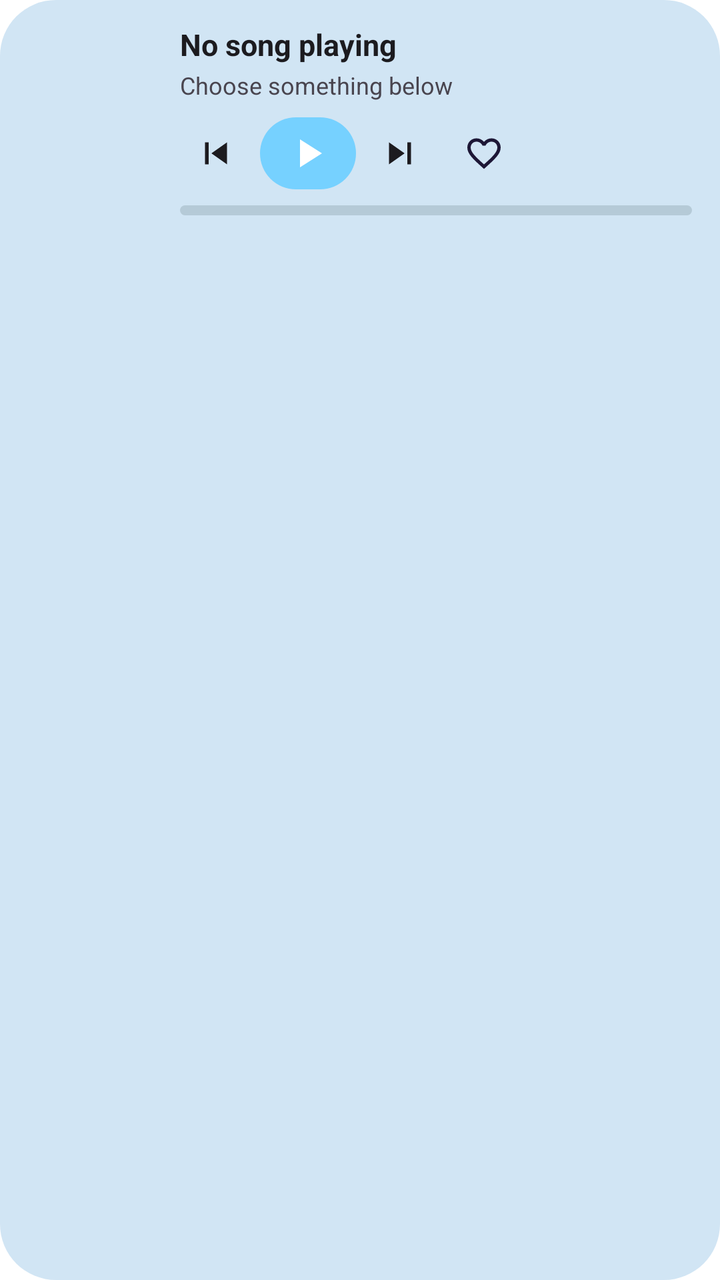
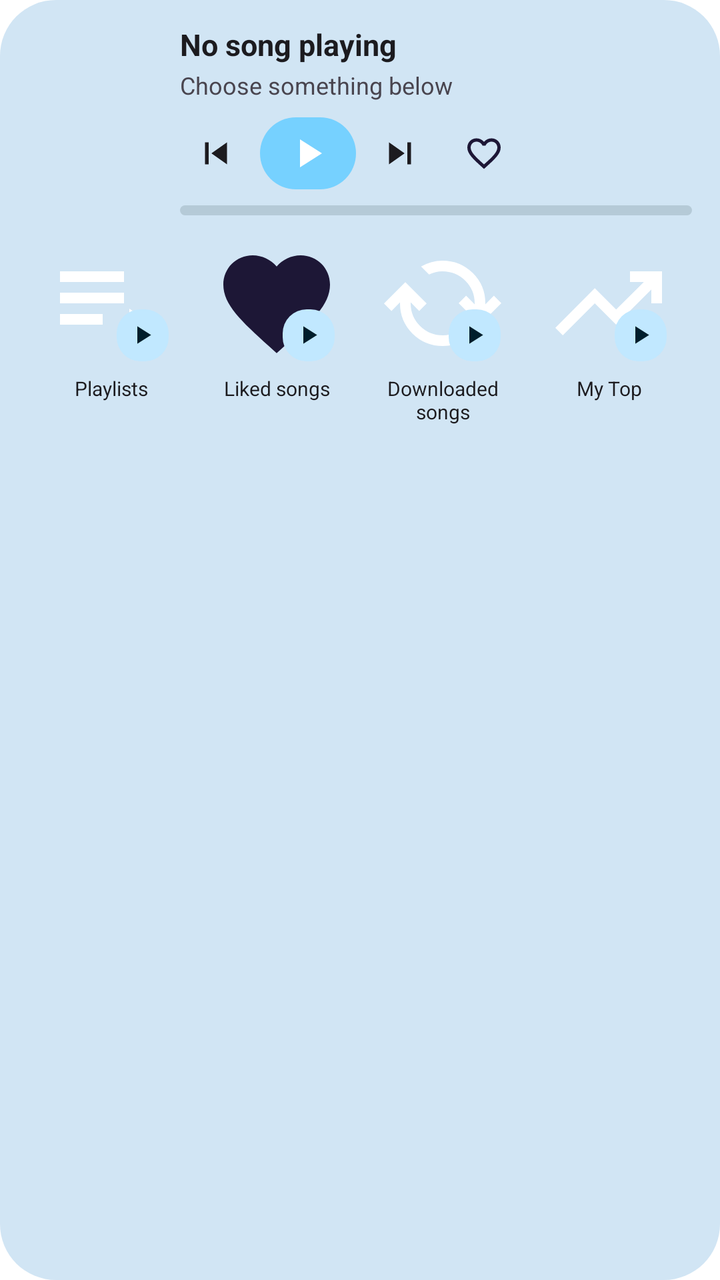

Two renders of the same Android screen: before a commit and after it. Below are the layout's source before the change and the commit's diff.
<!-- AndroidManifest.xml: application theme Theme.flex_player -->
<!-- res/layout/widget_playlist_preview.xml -->
<?xml version="1.0" encoding="utf-8"?>
<LinearLayout xmlns:android="http://schemas.android.com/apk/res/android"
    android:id="@android:id/background"
    android:layout_width="match_parent"
    android:layout_height="wrap_content"
    android:orientation="vertical"
    android:gravity="top"
    android:background="@drawable/widget_background"
    android:paddingStart="14dp"
    android:paddingEnd="14dp"
    android:paddingTop="12dp"
    android:paddingBottom="12dp"
    android:theme="@style/Theme.Widget.flex-player">

    <LinearLayout
        android:layout_width="match_parent"
        android:layout_height="wrap_content"
        android:orientation="horizontal"
        android:gravity="center_vertical">

        <ImageView
            android:layout_width="64dp"
            android:layout_height="64dp"
            android:scaleType="centerCrop"
            android:src="@mipmap/ic_launcher"
            android:contentDescription="@string/album_art" />

        <LinearLayout
            android:layout_width="0dp"
            android:layout_height="wrap_content"
            android:layout_weight="1"
            android:layout_marginStart="12dp"
            android:orientation="vertical">

            <TextView
                android:layout_width="match_parent"
                android:layout_height="wrap_content"
                android:text="@string/not_playing"
                android:textSize="15sp"
                android:textStyle="bold"
                android:textColor="@color/widget_text_primary"
                android:maxLines="1"
                android:ellipsize="end" />

            <TextView
                android:layout_width="match_parent"
                android:layout_height="wrap_content"
                android:layout_marginTop="2dp"
                android:text="@string/choose_something_below"
                android:textSize="12sp"
                android:textColor="@color/widget_text_secondary"
                android:maxLines="1"
                android:ellipsize="end" />

            <LinearLayout
                android:layout_width="match_parent"
                android:layout_height="36dp"
                android:layout_marginTop="8dp"
                android:orientation="horizontal"
                android:gravity="center_vertical">

                <ImageView
                    android:layout_width="36dp"
                    android:layout_height="36dp"
                    android:padding="7dp"
                    android:src="@drawable/ic_widget_skip_previous"
                    android:contentDescription="@string/previous" />

                <FrameLayout
                    android:layout_width="48dp"
                    android:layout_height="36dp"
                    android:layout_marginStart="4dp"
                    android:layout_marginEnd="4dp"
                    android:background="@drawable/widget_play_pill_bg">
                    <ImageView
                        android:layout_width="24dp"
                        android:layout_height="24dp"
                        android:layout_gravity="center"
                        android:src="@drawable/ic_widget_play"
                        android:contentDescription="@string/play_pause" />
                </FrameLayout>

                <ImageView
                    android:layout_width="36dp"
                    android:layout_height="36dp"
                    android:padding="7dp"
                    android:src="@drawable/ic_widget_skip_next"
                    android:contentDescription="@string/next" />

                <ImageView
                    android:layout_width="36dp"
                    android:layout_height="36dp"
                    android:layout_marginStart="6dp"
                    android:padding="8dp"
                    android:src="@drawable/ic_widget_heart_outline_nav"
                    android:contentDescription="@string/like" />
            </LinearLayout>

            <FrameLayout
                android:layout_width="match_parent"
                android:layout_height="5dp"
                android:layout_marginTop="8dp">
                <ImageView
                    android:layout_width="match_parent"
                    android:layout_height="match_parent"
                    android:src="@drawable/widget_progress_track"
                    android:scaleType="fitXY" />
                <ImageView
                    android:layout_width="match_parent"
                    android:layout_height="match_parent"
                    android:src="@drawable/widget_progress_clip"
                    android:scaleType="fitXY" />
            </FrameLayout>
        </LinearLayout>
    </LinearLayout>

    <LinearLayout
        android:layout_width="match_parent"
        android:layout_height="wrap_content"
        android:layout_marginTop="12dp"
        android:orientation="horizontal"
        android:gravity="start">

        <LinearLayout style="@style/flex-playerPlaylistWidgetCard">
            <FrameLayout style="@style/flex-playerPlaylistWidgetArtworkFrame">
                <ImageView style="@style/flex-playerPlaylistWidgetArtwork" android:src="@drawable/playlist_play" />
                <FrameLayout style="@style/flex-playerPlaylistWidgetCardPlayButton"><ImageView style="@style/flex-playerPlaylistWidgetCardPlayIcon" /></FrameLayout>
            </FrameLayout>
            <TextView style="@style/flex-playerPlaylistWidgetCardTitle" android:text="@string/widget_playlists" />
        </LinearLayout>

        <LinearLayout style="@style/flex-playerPlaylistWidgetCard">
            <FrameLayout style="@style/flex-playerPlaylistWidgetArtworkFrame">
                <ImageView style="@style/flex-playerPlaylistWidgetArtwork" android:src="@drawable/ic_widget_heart_nav" />
                <FrameLayout style="@style/flex-playerPlaylistWidgetCardPlayButton"><ImageView style="@style/flex-playerPlaylistWidgetCardPlayIcon" /></FrameLayout>
            </FrameLayout>
            <TextView style="@style/flex-playerPlaylistWidgetCardTitle" android:text="@string/liked_songs" />
        </LinearLayout>

        <LinearLayout style="@style/flex-playerPlaylistWidgetCard">
            <FrameLayout style="@style/flex-playerPlaylistWidgetArtworkFrame">
                <ImageView style="@style/flex-playerPlaylistWidgetArtwork" android:src="@drawable/cached" />
                <FrameLayout style="@style/flex-playerPlaylistWidgetCardPlayButton"><ImageView style="@style/flex-playerPlaylistWidgetCardPlayIcon" /></FrameLayout>
            </FrameLayout>
            <TextView style="@style/flex-playerPlaylistWidgetCardTitle" android:text="@string/downloaded_songs" />
        </LinearLayout>

        <LinearLayout style="@style/flex-playerPlaylistWidgetCard">
            <FrameLayout style="@style/flex-playerPlaylistWidgetArtworkFrame">
                <ImageView style="@style/flex-playerPlaylistWidgetArtwork" android:src="@drawable/trending_up" />
                <FrameLayout style="@style/flex-playerPlaylistWidgetCardPlayButton"><ImageView style="@style/flex-playerPlaylistWidgetCardPlayIcon" /></FrameLayout>
            </FrameLayout>
            <TextView style="@style/flex-playerPlaylistWidgetCardTitle" android:text="@string/my_top" />
        </LinearLayout>
    </LinearLayout>
</LinearLayout>
<!-- resources referenced by this layout -->
<resources>
  <color name="widget_text_primary">#1C1B1F</color>
  <string name="album_art">Album art</string>
  <string name="like">Like</string>
  <string name="liked_songs">Liked songs</string>
  <string name="my_top">My Top</string>
  <string name="next">Next</string>
  <string name="not_playing">No song playing</string>
  <string name="play_pause">Play/Pause</string>
  <string name="previous">Previous</string>
  <string name="widget_playlists">Playlists</string>
  <!-- unchanged entries left out for length: 23 -->
</resources>

<!-- the commit's change to res/layout/widget_playlist_preview.xml (unified diff, before → after) -->
@@ -10,7 +10,7 @@
     android:paddingEnd="14dp"
     android:paddingTop="12dp"
     android:paddingBottom="12dp"
-    android:theme="@style/Theme.Widget.flex-player">
+    android:theme="@style/Theme.Widget.flex_player">
 
     <LinearLayout
         android:layout_width="match_parent"
@@ -121,36 +121,36 @@
         android:orientation="horizontal"
         android:gravity="start">
 
-        <LinearLayout style="@style/flex-playerPlaylistWidgetCard">
-            <FrameLayout style="@style/flex-playerPlaylistWidgetArtworkFrame">
-                <ImageView style="@style/flex-playerPlaylistWidgetArtwork" android:src="@drawable/playlist_play" />
-                <FrameLayout style="@style/flex-playerPlaylistWidgetCardPlayButton"><ImageView style="@style/flex-playerPlaylistWidgetCardPlayIcon" /></FrameLayout>
+        <LinearLayout style="@style/flex_playerPlaylistWidgetCard">
+            <FrameLayout style="@style/flex_playerPlaylistWidgetArtworkFrame">
+                <ImageView style="@style/flex_playerPlaylistWidgetArtwork" android:src="@drawable/playlist_play" />
+                <FrameLayout style="@style/flex_playerPlaylistWidgetCardPlayButton"><ImageView style="@style/flex_playerPlaylistWidgetCardPlayIcon" /></FrameLayout>
             </FrameLayout>
-            <TextView style="@style/flex-playerPlaylistWidgetCardTitle" android:text="@string/widget_playlists" />
+            <TextView style="@style/flex_playerPlaylistWidgetCardTitle" android:text="@string/widget_playlists" />
         </LinearLayout>
 
-        <LinearLayout style="@style/flex-playerPlaylistWidgetCard">
-            <FrameLayout style="@style/flex-playerPlaylistWidgetArtworkFrame">
-                <ImageView style="@style/flex-playerPlaylistWidgetArtwork" android:src="@drawable/ic_widget_heart_nav" />
-                <FrameLayout style="@style/flex-playerPlaylistWidgetCardPlayButton"><ImageView style="@style/flex-playerPlaylistWidgetCardPlayIcon" /></FrameLayout>
+        <LinearLayout style="@style/flex_playerPlaylistWidgetCard">
+            <FrameLayout style="@style/flex_playerPlaylistWidgetArtworkFrame">
+                <ImageView style="@style/flex_playerPlaylistWidgetArtwork" android:src="@drawable/ic_widget_heart_nav" />
+                <FrameLayout style="@style/flex_playerPlaylistWidgetCardPlayButton"><ImageView style="@style/flex_playerPlaylistWidgetCardPlayIcon" /></FrameLayout>
             </FrameLayout>
-            <TextView style="@style/flex-playerPlaylistWidgetCardTitle" android:text="@string/liked_songs" />
+            <TextView style="@style/flex_playerPlaylistWidgetCardTitle" android:text="@string/liked_songs" />
         </LinearLayout>
 
-        <LinearLayout style="@style/flex-playerPlaylistWidgetCard">
-            <FrameLayout style="@style/flex-playerPlaylistWidgetArtworkFrame">
-                <ImageView style="@style/flex-playerPlaylistWidgetArtwork" android:src="@drawable/cached" />
-                <FrameLayout style="@style/flex-playerPlaylistWidgetCardPlayButton"><ImageView style="@style/flex-playerPlaylistWidgetCardPlayIcon" /></FrameLayout>
+        <LinearLayout style="@style/flex_playerPlaylistWidgetCard">
+            <FrameLayout style="@style/flex_playerPlaylistWidgetArtworkFrame">
+                <ImageView style="@style/flex_playerPlaylistWidgetArtwork" android:src="@drawable/cached" />
+                <FrameLayout style="@style/flex_playerPlaylistWidgetCardPlayButton"><ImageView style="@style/flex_playerPlaylistWidgetCardPlayIcon" /></FrameLayout>
             </FrameLayout>
-            <TextView style="@style/flex-playerPlaylistWidgetCardTitle" android:text="@string/downloaded_songs" />
+            <TextView style="@style/flex_playerPlaylistWidgetCardTitle" android:text="@string/downloaded_songs" />
         </LinearLayout>
 
-        <LinearLayout style="@style/flex-playerPlaylistWidgetCard">
-            <FrameLayout style="@style/flex-playerPlaylistWidgetArtworkFrame">
-                <ImageView style="@style/flex-playerPlaylistWidgetArtwork" android:src="@drawable/trending_up" />
-                <FrameLayout style="@style/flex-playerPlaylistWidgetCardPlayButton"><ImageView style="@style/flex-playerPlaylistWidgetCardPlayIcon" /></FrameLayout>
+        <LinearLayout style="@style/flex_playerPlaylistWidgetCard">
+            <FrameLayout style="@style/flex_playerPlaylistWidgetArtworkFrame">
+                <ImageView style="@style/flex_playerPlaylistWidgetArtwork" android:src="@drawable/trending_up" />
+                <FrameLayout style="@style/flex_playerPlaylistWidgetCardPlayButton"><ImageView style="@style/flex_playerPlaylistWidgetCardPlayIcon" /></FrameLayout>
             </FrameLayout>
-            <TextView style="@style/flex-playerPlaylistWidgetCardTitle" android:text="@string/my_top" />
+            <TextView style="@style/flex_playerPlaylistWidgetCardTitle" android:text="@string/my_top" />
         </LinearLayout>
     </LinearLayout>
 </LinearLayout>
<!-- resource entries referenced after the edit -->
@@ -10,6 +10,76 @@
   <string name="play_pause">Play/Pause</string>
   <string name="previous">Previous</string>
   <string name="widget_playlists">Playlists</string>
+  <style name="Theme.Widget.flex_player" parent="@android:style/Theme.DeviceDefault.DayNight">
+          <item name="android:colorBackground">#E6E1E5</item>
+      </style>
+  <style name="flex_playerPlaylistWidgetArtwork">
+          <item name="android:layout_width">64dp</item>
+          <item name="android:layout_height">64dp</item>
+          <item name="android:scaleType">centerCrop</item>
+          <item name="android:src">@mipmap/ic_launcher</item>
+          <item name="android:contentDescription">@string/widget_playlists</item>
+      </style>
+  <style name="flex_playerPlaylistWidgetArtworkFrame">
+          <item name="android:layout_width">64dp</item>
+          <item name="android:layout_height">64dp</item>
+      </style>
+  <style name="flex_playerPlaylistWidgetCard">
+          <item name="android:layout_width">0dp</item>
+          <item name="android:layout_height">wrap_content</item>
+          <item name="android:layout_weight">1</item>
+          <item name="android:orientation">vertical</item>
+          <item name="android:gravity">center_horizontal</item>
+      </style>
+  <style name="flex_playerPlaylistWidgetCardPlayButton">
+          <item name="android:layout_width">26dp</item>
+          <item name="android:layout_height">26dp</item>
+          <item name="android:layout_gravity">bottom|end</item>
+          <item name="android:layout_marginEnd">3dp</item>
+          <item name="android:layout_marginBottom">3dp</item>
+          <item name="android:background">@drawable/widget_play_button_circular</item>
+      </style>
+  <style name="flex_playerPlaylistWidgetCardPlayIcon">
+          <item name="android:layout_width">15dp</item>
+          <item name="android:layout_height">15dp</item>
+          <item name="android:layout_gravity">center</item>
+          <item name="android:src">@drawable/ic_widget_play_low</item>
+          <item name="android:contentDescription">@string/play</item>
+      </style>
+  <style name="flex_playerPlaylistWidgetCardTitle">
+          <item name="android:layout_width">68dp</item>
+          <item name="android:layout_height">wrap_content</item>
+          <item name="android:layout_marginTop">5dp</item>
+          <item name="android:textSize">10sp</item>
+          <item name="android:textColor">@color/widget_text_primary</item>
+          <item name="android:maxLines">2</item>
+          <item name="android:ellipsize">end</item>
+          <item name="android:gravity">center</item>
+          <item name="android:includeFontPadding">false</item>
+      </style>
+  <!-- drawable widget_play_button_circular (drawable) -->
+  <?xml version="1.0" encoding="utf-8"?>
+  <shape xmlns:android="http://schemas.android.com/apk/res/android"
+      android:shape="rectangle">
+      <solid android:color="@color/widget_play_button_low_bg" />
+      <corners android:radius="12dp" />
+      <size android:width="56dp" android:height="56dp" />
+  </shape>
+  <!-- drawable ic_widget_play_low (drawable) -->
+  <vector xmlns:android="http://schemas.android.com/apk/res/android"
+      android:height="24dp"
+      android:viewportHeight="24"
+      android:viewportWidth="24"
+      android:width="24dp">
+      <path
+          android:fillColor="@color/widget_play_button_low_icon"
+          android:pathData="M8,5v14l11,-7z"/>
+  </vector>
+  <string name="play">Play</string>
+  <color name="widget_play_button_low_bg">@color/widget_primary_container</color>
+  <color name="widget_play_button_low_icon">@color/widget_on_primary_container</color>
+  <color name="widget_primary_container">#EADDFF</color>
+  <color name="widget_on_primary_container">#21005D</color>
   <!-- unchanged entries left out for length: 23 -->
 </resources>
 
